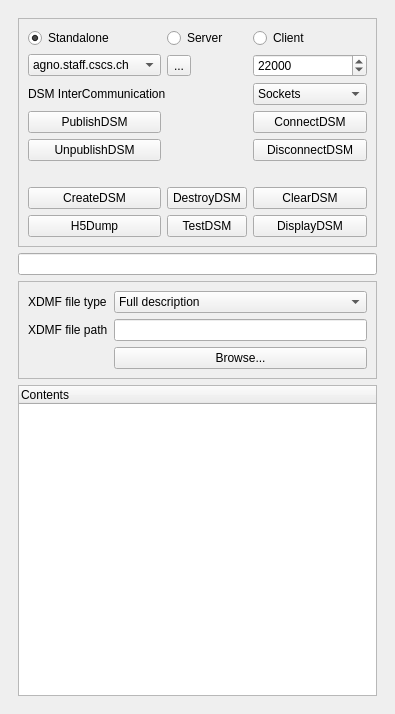
Above: pqDSMViewerPanel.ui from soumagne/icarus before the change. Below: the same form after it.
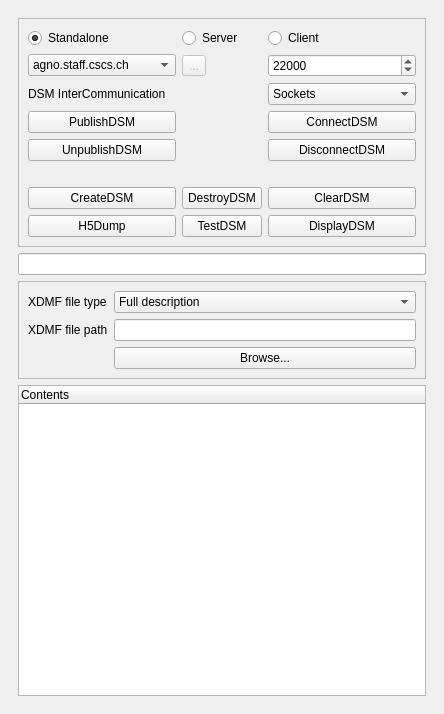
That is the form after the change. Icons and pictures are not drawn. Custom widgets are drawn as their Qt base class.

Commit message: Improve XML send in order to send to everyone - Add standalone/server/client button switch - Fix load server setting issue - Other minor fixes

```diff
--- a/pqDSMViewerPanel.ui
+++ b/pqDSMViewerPanel.ui
@@ -6,7 +6,7 @@
    <rect>
     <x>0</x>
     <y>0</y>
-    <width>395</width>
+    <width>444</width>
     <height>714</height>
    </rect>
   </property>
@@ -28,8 +28,8 @@
         <rect>
          <x>0</x>
          <y>0</y>
-         <width>377</width>
-         <height>674</height>
+         <width>426</width>
+         <height>671</height>
         </rect>
        </property>
        <layout class="QVBoxLayout" name="verticalLayout_4">
@@ -241,6 +241,9 @@
              </item>
              <item row="1" column="1">
               <widget class="QToolButton" name="toolButton">
+               <property name="enabled">
+                <bool>false</bool>
+               </property>
                <property name="text">
                 <string>...</string>
                </property>
```
Left out of the diff: 5 changed lines with no effect on the pictures. The commit also changes 3 other files.
